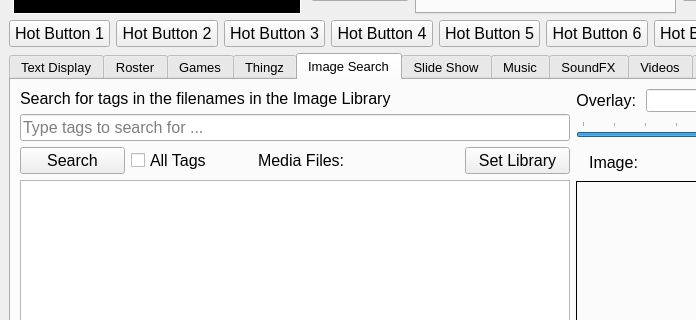
Above: ImproTronControlPanel.ui from guywinterbotham/ImproTron before the change; both pictures show x 0 to 696 and y 230 to 550 of the 1091 by 757 pixel window. Below: the same form after it.
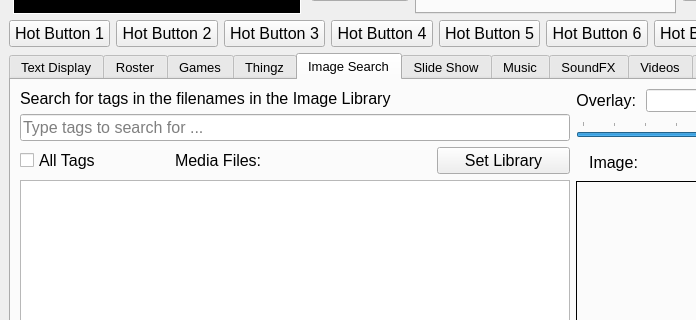
That is the form after the change. The open tabs and pages were chosen to show the change. Icons and pictures are not drawn.

```diff
--- a/ImproTronControlPanel.ui
+++ b/ImproTronControlPanel.ui
@@ -2928,30 +2928,6 @@
             <property name="rightMargin">
              <number>0</number>
             </property>
-            <item>
-             <widget class="QPushButton" name="searchMediaPB">
-              <property name="sizePolicy">
-               <sizepolicy hsizetype="Preferred" vsizetype="Fixed">
-                <horstretch>0</horstretch>
-                <verstretch>0</verstretch>
-               </sizepolicy>
-              </property>
-              <property name="minimumSize">
-               <size>
-                <width>35</width>
-                <height>0</height>
-               </size>
-              </property>
-              <property name="font">
-               <font>
-                <pointsize>12</pointsize>
-               </font>
-              </property>
-              <property name="text">
-               <string>Search</string>
-              </property>
-             </widget>
-            </item>
             <item>
              <widget class="QCheckBox" name="allMediaTagsCB">
               <property name="sizePolicy">
```
Left out of the diff: 53 changed lines with no effect on the pictures.
